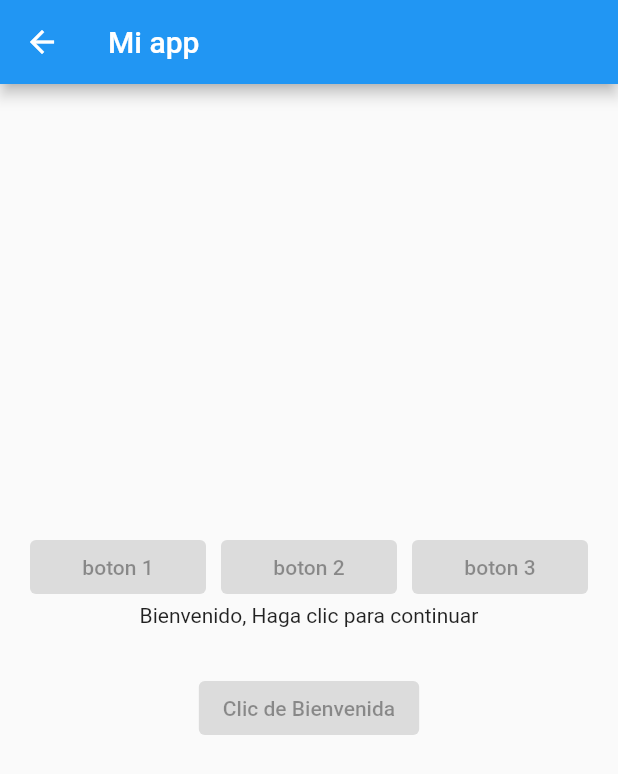
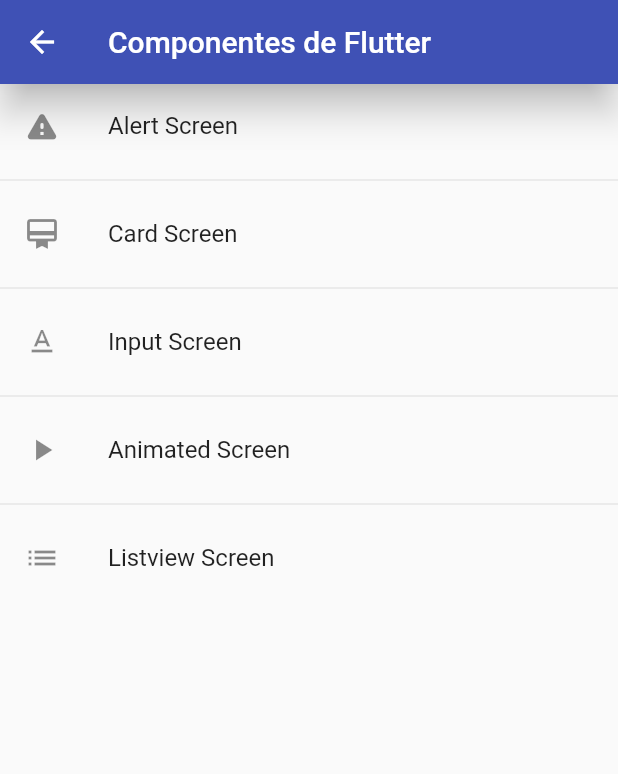
Before and after one commit to vhsanga/victor_app_flutter, a Flutter app: the HomeScreen screen opened directly, on a phone screen of 412 x 824 dp. Shown: the top 774 px of the screen. Run offline on Flutter 3.47's test engine with Material 2 defaults, Android fonts, the phone set to English and light mode, and no system bars.

Commit message:
Crear componente y rutas

```diff
--- /dev/null
+++ b/lib/models/menu_options.dart
@@ -0,0 +1,11 @@
+import 'package:flutter/material.dart';
+
+class MenuOptions{
+  final String route;
+  final IconData icono;
+  final String nombre;
+  final Widget screen;
+
+  MenuOptions({ required this.route, required this.icono, required this.nombre, required this.screen});
+
+}
--- /dev/null
+++ b/lib/models/models.dart
@@ -0,0 +1 @@
+export 'package:victor_app_flutter/models/menu_options.dart';
--- /dev/null
+++ b/lib/router/app_router.dart
@@ -0,0 +1,29 @@
+import 'package:flutter/material.dart';
+import 'package:victor_app_flutter/models/models.dart';
+import 'package:victor_app_flutter/screens/animated_screen.dart';
+import 'package:victor_app_flutter/screens/avatar_screen.dart';
+import 'package:victor_app_flutter/screens/listview_screen.dart';
+import 'package:victor_app_flutter/screens/screens.dart';
+
+class AppRouter{
+  static const initialRoute = 'home';
+  static final menuOpcionApp = <MenuOptions> [
+    MenuOptions(route: 'alert', icono: Icons.warning_rounded, nombre: 'Alert Screen', screen: const AlertScreen()),
+    MenuOptions(route: 'card', icono: Icons.card_membership, nombre: 'Card Screen', screen: const CardScreen() ),
+    MenuOptions(route: 'input', icono: Icons.text_format, nombre: 'Input Screen', screen: const InputScreen()),
+    MenuOptions(route: 'animated', icono: Icons.play_arrow, nombre: 'Animated Screen', screen: const AnimatedScreen()),
+    MenuOptions(route: 'listview', icono: Icons.list, nombre: 'Listview Screen', screen: const ListviewScreen()),
+
+ ];
+
+
+  static Map<String, Widget Function(BuildContext) > getRoutes(){
+    Map<String, Widget Function(BuildContext)>  routes = {};
+    routes.addAll({'home': (BuildContext context ) => const HomeScreen()  });
+    for (var item in menuOpcionApp){
+      routes.addAll({ item.route: (BuildContext context ) => item.screen  });
+    }
+    return routes;
+  }
+
+}
--- /dev/null
+++ b/lib/screens/alert_screen.dart
@@ -0,0 +1,16 @@
+import 'package:flutter/material.dart';
+
+class AlertScreen extends StatelessWidget{
+  const AlertScreen({super.key});
+
+  @override
+  Widget build(BuildContext context) {
+    return Scaffold(
+      appBar: AppBar(
+        title: const Text("Pantalla Alert Screen"),
+      ),
+      body: Center(child: Text("Pantalla de Alert Screen")),
+    );
+  }
+
+}
--- /dev/null
+++ b/lib/screens/animated_screen.dart
@@ -0,0 +1,17 @@
+import 'package:flutter/cupertino.dart';
+import 'package:flutter/material.dart';
+
+class AnimatedScreen extends StatelessWidget{
+  const AnimatedScreen({super.key});
+
+  @override
+  Widget build(BuildContext context) {
+    return Scaffold(
+      appBar: AppBar(
+        title: const Text("Pantalla de Animated Screen"),
+      ),
+      body: Center(child: Text("Pantalla de Animated Screen"),),
+    );
+  }
+
+}
--- /dev/null
+++ b/lib/screens/avatar_screen.dart
@@ -0,0 +1,17 @@
+import 'package:flutter/cupertino.dart';
+import 'package:flutter/material.dart';
+
+class AvatarScreen extends StatelessWidget{
+  const AvatarScreen({super.key});
+
+  @override
+  Widget build(BuildContext context) {
+    return Scaffold(
+      appBar: AppBar(
+        title: Text("Pantalla de Avatar Screen"),
+      ),
+      body: Center(child: Text("Avatar Screen"),),
+    );
+  }
+
+}
--- /dev/null
+++ b/lib/screens/card_screen.dart
@@ -0,0 +1,17 @@
+import 'package:flutter/cupertino.dart';
+import 'package:flutter/material.dart';
+
+class CardScreen extends StatelessWidget{
+  const CardScreen({super.key});
+
+  @override
+  Widget build(BuildContext context) {
+    return  Scaffold(
+      appBar: AppBar(
+        title: const Text("Pantalla de Card Screen"),
+      ),
+      body: Center(child: Text("Pantalla de Card Screen")),
+    );
+  }
+
+}
--- a/lib/screens/home_screen.dart
+++ b/lib/screens/home_screen.dart
@@ -1,55 +1,28 @@
 import 'package:flutter/material.dart';
+import 'package:victor_app_flutter/models/models.dart';
+import 'package:victor_app_flutter/router/app_router.dart';
 
 class HomeScreen extends StatelessWidget {
   const HomeScreen({super.key});
+  static List<MenuOptions> listaMenu = AppRouter.menuOpcionApp;
 
   @override
   Widget build(BuildContext context) {
     return Scaffold(
       appBar: AppBar(
-        title: const Text("Mi app"),
+        title: const Text("Componentes de Flutter"),
+        elevation: 10,
       ),
-      body: Container(
-        padding: const EdgeInsets.all(20),
-        child: Center(
-          child: Column(
-            mainAxisAlignment: MainAxisAlignment.center,
-            crossAxisAlignment: CrossAxisAlignment.center,
-            children: [
-              Row(
-                children: const [
-                  Expanded(
-                    child: ElevatedButton(
-                    onPressed: null,
-                    child: Text("boton 1"),
-                    ),
-                  ),
-                  SizedBox(width: 10),
-                  Expanded(
-                    child: ElevatedButton(
-                    onPressed: null,
-                    child: Text("boton 2"),
-                    ),
-                  ),
-                  SizedBox(width: 10),
-                  Expanded(
-                    child: ElevatedButton(
-                    onPressed: null,
-                    child: Text("boton 3"),
-                    ),
-                  ),
-                ],
-              ),
-              Text("Bienvenido, Haga clic para continuar"),
-              SizedBox(height: 30,),
-              ElevatedButton(
-                onPressed: null,
-                child: const Text("Clic de Bienvenida"),
-                ),
-              SizedBox(height: 30,)
-             ],
-          ),
+      body: ListView.separated(
+        itemBuilder: (context, index) => ListTile(
+          title: Text(listaMenu[index].nombre),
+          leading: Icon(listaMenu[index].icono),
+          onTap: () {
+            Navigator.pushNamed(context, listaMenu[index].route);
+          },
         ),
+        separatorBuilder: (context, index) => const Divider(),
+        itemCount: AppRouter.menuOpcionApp.length,
       ),
     );
   }
--- /dev/null
+++ b/lib/screens/listview_screen.dart
@@ -0,0 +1,16 @@
+import 'package:flutter/material.dart';
+
+class ListviewScreen extends StatelessWidget{
+  const ListviewScreen({super.key});
+
+  @override
+  Widget build(BuildContext context) {
+    return  Scaffold(
+      appBar: AppBar(
+        title: Text("Pantalla de Listview Screen"),
+      ),
+      body: Center( child: Text("Pantalla de Listview Screen")),
+    );
+  }
+
+}
--- /dev/null
+++ b/lib/screens/screens.dart
@@ -0,0 +1,4 @@
+export 'package:victor_app_flutter/screens/alert_screen.dart';
+export 'package:victor_app_flutter/screens/card_screen.dart';
+export 'package:victor_app_flutter/screens/home_screen.dart';
+export 'package:victor_app_flutter/screens/input_screen.dart';
--- /dev/null
+++ b/lib/theme/app_theme.dart
@@ -0,0 +1,63 @@
+import 'package:flutter/material.dart';
+
+class AppTheme {
+  static const primaryColor = Colors.indigo;
+
+  static final ThemeData lightTheme = ThemeData.light().copyWith(
+    //Definir el color primario de la aplicacion
+    primaryColor: primaryColor,
+
+    //Definir el diseño de todos los AppBars
+    appBarTheme: const AppBarTheme(
+      color: primaryColor,
+      elevation: 10,
+    ),
+
+    //Definir el diseño de todos los botones
+    textButtonTheme: TextButtonThemeData(
+      style: TextButton.styleFrom(backgroundColor: primaryColor),
+    ),
+
+    //Definir el diseño para todos los botones flotantes
+    floatingActionButtonTheme: const FloatingActionButtonThemeData(
+      backgroundColor: primaryColor,
+      elevation: 10
+    ),
+
+    elevatedButtonTheme: ElevatedButtonThemeData(
+      style: ElevatedButton.styleFrom(
+        backgroundColor: primaryColor,
+        shape: const StadiumBorder(),
+        elevation: 10,
+      ),
+    ),
+
+    //Definir el estilo para todos los inputs
+    inputDecorationTheme: const InputDecorationTheme(
+      floatingLabelStyle: TextStyle(color: primaryColor),
+      enabledBorder: OutlineInputBorder(
+        borderSide: BorderSide(color: primaryColor),
+        borderRadius: BorderRadius.only(
+          bottomLeft: Radius.circular(10),
+          topRight: Radius.circular(10),
+        ),
+      ),
+      focusedBorder: OutlineInputBorder(
+        borderSide: BorderSide(color: primaryColor),
+        borderRadius: BorderRadius.only(
+          bottomLeft: Radius.circular(10),
+          topRight: Radius.circular(10),
+        ),
+      ),
+      border: OutlineInputBorder(
+        borderRadius: BorderRadius.only(
+          bottomLeft: Radius.circular(10),
+          topRight: Radius.circular(10),
+        ),
+      ),
+    ),
+
+
+
+  );
+}
```
Also changed, not shown: lib/main.dart (+10 -101 lines), lib/screens/input_screen.dart (added, +98 -0 lines), lib/widgets/input_custom.dart (added, +49 -0 lines).
